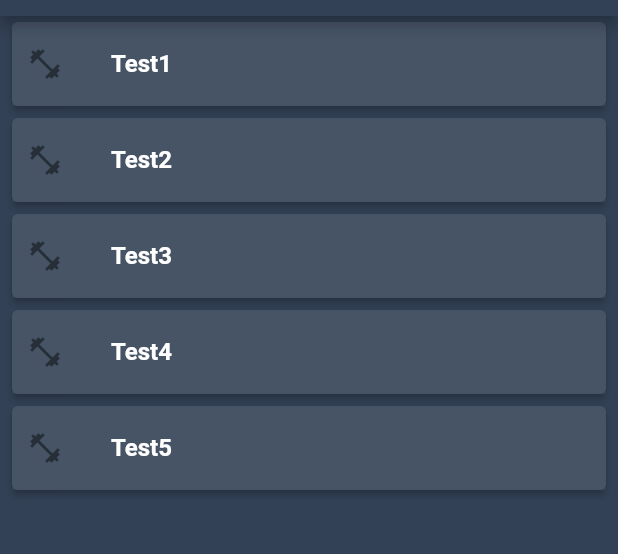
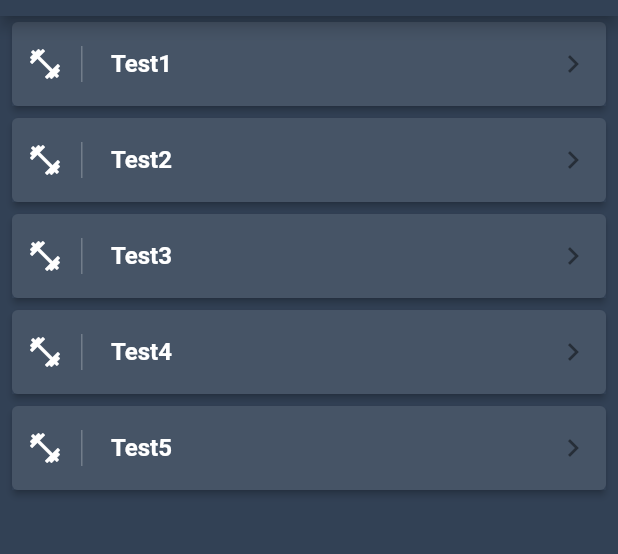
Before and after one commit to titov-andrei/flutter_app, a Flutter app: the screen it shows after launch, on a phone screen of 412 x 824 dp, the part 68-622 px from its top. Run offline on Flutter 3.47's test engine with Material 2 defaults, Android fonts, the phone set to English and light mode, and no system bars.

Commit message:
Update main.dart

```diff
--- a/lib/main.dart
+++ b/lib/main.dart
@@ -78,9 +78,13 @@ class WorkoutsList extends StatelessWidget {
                     contentPadding: EdgeInsets.symmetric(horizontal: 10),
                     leading: Container(
                       padding: EdgeInsets.only(right: 12),
-                      child: Icon(Icons.fitness_center),
+                      child: Icon(Icons.fitness_center, color: Theme.of(context).textTheme.title.color),
+                      decoration: BoxDecoration(
+                        border: Border(right: BorderSide(width: 1, color: Colors.white24))
+                      ),
                     ),
                     title: Text(workouts[i].title, style: TextStyle(color: Theme.of(context).textTheme.title.color, fontWeight: FontWeight.bold)),
+                    trailing: Icon(Icons.keyboard_arrow_right),
                   ),
                 ),
               );
```
